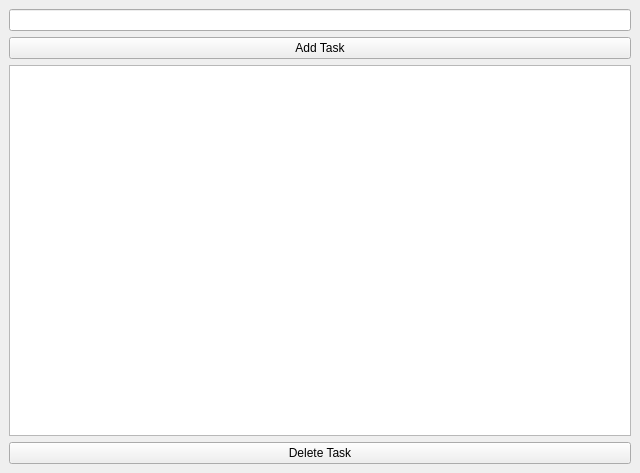
First picture: the form in LifeLog/src/life_log/ui/views/main_window.ui, repository 38lukas/LearningPython, before the edit.
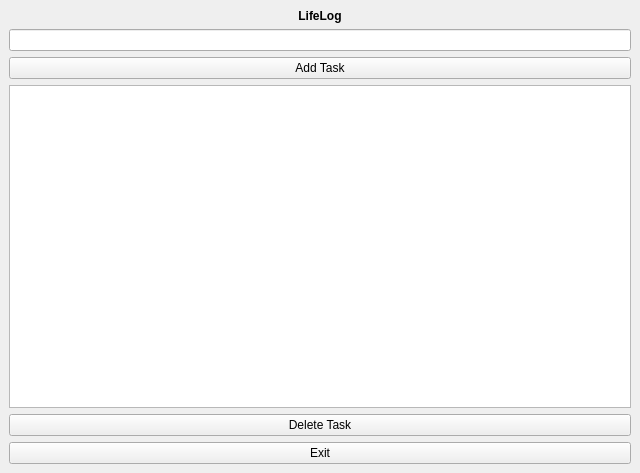
Second picture: the form after the edit.

Commit message: LiefLog: Added color to Status, Added Exit button. GR EDA: Set up Environment

What changed in the file:
```diff
--- a/LifeLog/src/life_log/ui/views/main_window.ui
+++ b/LifeLog/src/life_log/ui/views/main_window.ui
@@ -21,6 +21,21 @@
   </property>
   <widget class="QWidget" name="main_layout">
    <layout class="QVBoxLayout" name="verticalLayout">
+    <item>
+     <widget class="QLabel" name="label">
+      <property name="font">
+       <font>
+        <bold>true</bold>
+       </font>
+      </property>
+      <property name="text">
+       <string>LifeLog</string>
+      </property>
+      <property name="alignment">
+       <set>Qt::AlignmentFlag::AlignCenter</set>
+      </property>
+     </widget>
+    </item>
     <item>
      <widget class="QLineEdit" name="task_entry"/>
     </item>
@@ -41,6 +56,13 @@
       </property>
      </widget>
     </item>
+    <item>
+     <widget class="QPushButton" name="exit_button">
+      <property name="text">
+       <string>Exit</string>
+      </property>
+     </widget>
+    </item>
    </layout>
   </widget>
   <widget class="QMenuBar" name="menubar">
```
Left out of the diff: 10 changed lines with no effect on the pictures. The commit also changes 32 other files.
